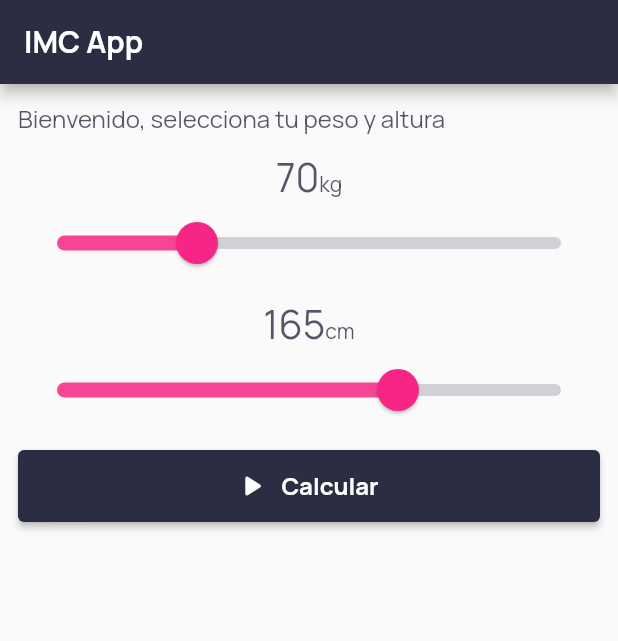
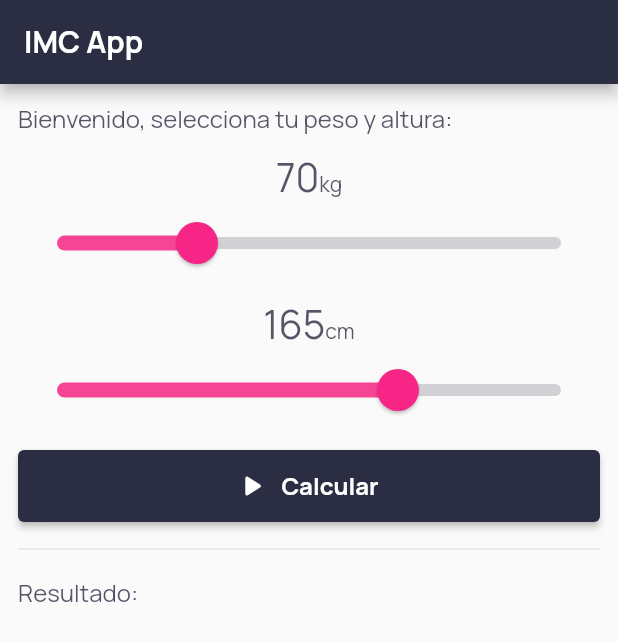
Before and after one commit to ehbarrionuevo/flutter_codigo2_imc, a Flutter app: the screen it shows after launch, on a phone screen of 412 x 824 dp. Shown: the top 641 px of the screen. Run offline on Flutter 3.47's test engine with Material 2 defaults, Android fonts, the phone set to English and light mode, and no system bars.

Commit message:
Init 2.3

```diff
--- a/lib/home_page.dart
+++ b/lib/home_page.dart
@@ -28,7 +28,7 @@ class _HomePageState extends State<HomePage> {
           crossAxisAlignment: CrossAxisAlignment.start,
           children: [
             Text(
-              "Bienvenido, selecciona tu peso y altura",
+              "Bienvenido, selecciona tu peso y altura:",
               style: TextStyle(
                 fontFamily: 'Manrope',
                 fontSize: 16.0,
@@ -126,6 +126,20 @@ class _HomePageState extends State<HomePage> {
                 ),
               ),
             ),
+            const SizedBox(
+              height: 10.0,
+            ),
+            const Divider(),
+            const SizedBox(
+              height: 10.0,
+            ),
+            Text(
+              "Resultado:",
+              style: TextStyle(
+                fontSize: 16.0,
+                color: Color(0xff2b2d42).withOpacity(0.80),
+              ),
+            ),
           ],
         ),
       ),
--- a/lib/main.dart
+++ b/lib/main.dart
@@ -16,6 +16,7 @@ class MyApp extends StatelessWidget {
       title: "IMC App",
       debugShowCheckedModeBanner: false,
       theme: ThemeData(
+        fontFamily: "Manrope",
         sliderTheme: SliderThemeData(
             activeTrackColor: const Color(0xfff72585).withOpacity(0.85),
             inactiveTrackColor: const Color(0xff2b2d42).withOpacity(0.2),
```
Also changed, not shown: assets/images/image1.png (added), assets/images/image2.png (added), assets/images/image3.png (added).
